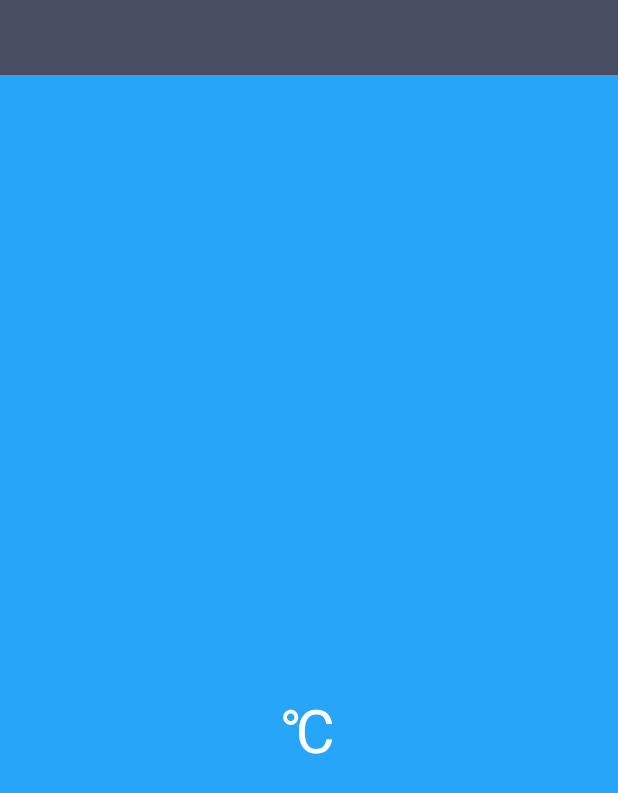
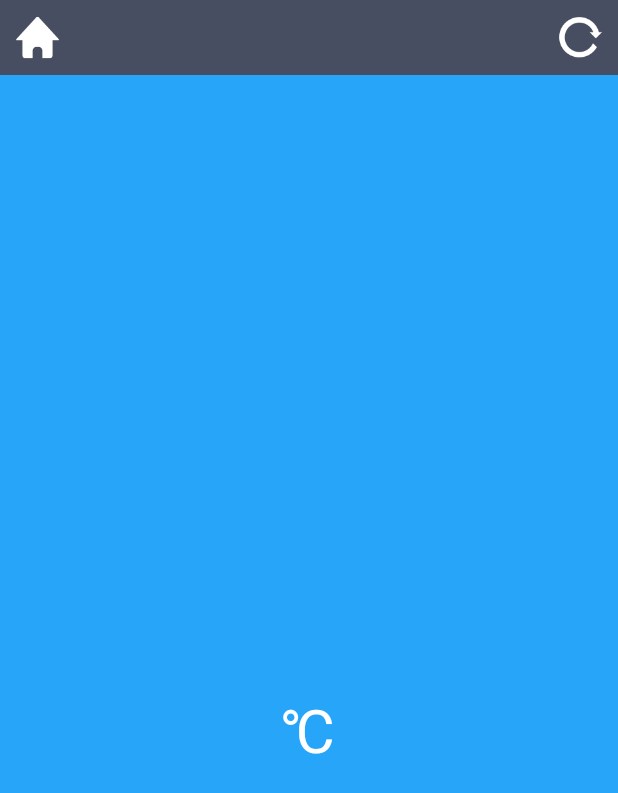
Before and after one commit to susong/coolweather, an Android app: the WeatherActivity screen opened directly, with no data from a screen before it, on a phone screen of 412 x 824 dp. Shown: the top 793 px of the screen. Run offline under Robolectric (Android 15) with nearby library versions, the phone set to English and light mode, and no system bars.

Commit message:
新增切换城市和手动更新天气的功能

```diff
--- a/app/src/main/res/layout/weather_layout.xml
+++ b/app/src/main/res/layout/weather_layout.xml
@@ -9,6 +9,15 @@
         android:layout_height="50dp"
         android:background="#484E61">
 
+        <Button
+            android:id="@+id/switch_city"
+            android:layout_width="30dp"
+            android:layout_height="30dp"
+            android:layout_centerVertical="true"
+            android:layout_marginLeft="10dp"
+            android:layout_marginStart="10dp"
+            android:background="@drawable/home" />
+
         <TextView
             android:id="@+id/city_name"
             android:layout_width="wrap_content"
@@ -16,6 +25,17 @@
             android:layout_centerInParent="true"
             android:textColor="#fff"
             android:textSize="24sp" />
+
+        <Button
+            android:id="@+id/refresh_weather"
+            android:layout_width="30dp"
+            android:layout_height="30dp"
+            android:layout_alignParentEnd="true"
+            android:layout_alignParentRight="true"
+            android:layout_centerVertical="true"
+            android:layout_marginEnd="10dp"
+            android:layout_marginRight="10dp"
+            android:background="@drawable/refresh" />
     </RelativeLayout>
 
     <RelativeLayout
```
Also changed, not shown: app/src/main/java/com/dream/coolweather/activity/ChooseAreaActivity.java (+17 -0 lines), app/src/main/java/com/dream/coolweather/activity/WeatherActivity.java (+43 -3 lines), app/src/main/java/com/dream/coolweather/util/Utility.java (+24 -5 lines), app/src/main/res/drawable-hdpi/home.png (added), app/src/main/res/drawable-hdpi/refresh.png (added).
